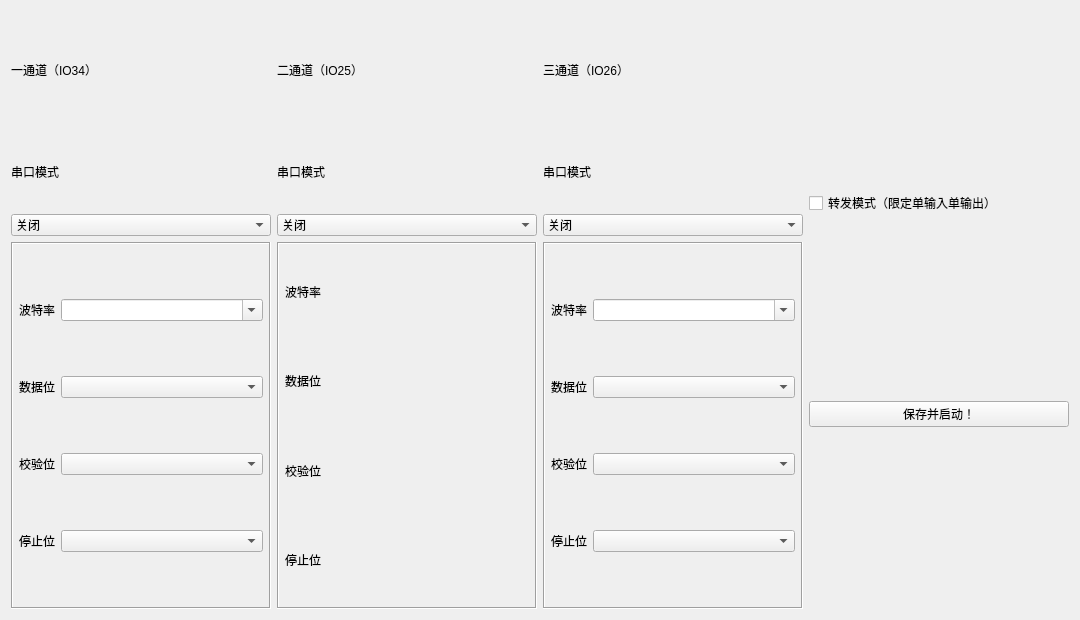
Above: components/TCPBridgeConfiguration/tcpbridgeconfiguration.ui from xutongxin1/WirelessMonitor before the change. Below: the same form after it.
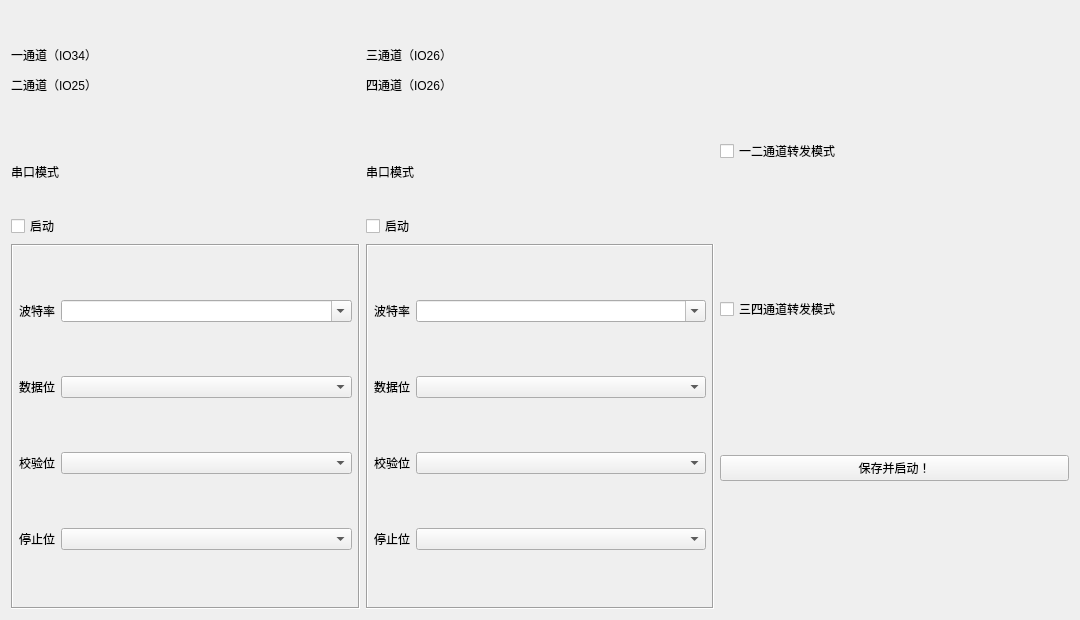
That is the form after the change. Custom widgets are drawn as their Qt base class.

Commit message: feat: 为4通道，双串口重写了tcp桥的界面，逻辑与配置文件

```diff
--- a/components/TCPBridgeConfiguration/tcpbridgeconfiguration.ui
+++ b/components/TCPBridgeConfiguration/tcpbridgeconfiguration.ui
@@ -13,18 +13,18 @@
   <property name="windowTitle">
    <string>TCPBridgeConfiguration</string>
   </property>
-  <layout class="QHBoxLayout" name="horizontalLayout" stretch="1,1,1,1">
+  <layout class="QHBoxLayout" name="horizontalLayout" stretch="1,1,1">
    <item>
     <layout class="QVBoxLayout" name="verticalLayout" stretch="1,4">
      <item>
       <widget class="QLabel" name="label">
        <property name="text">
-        <string>一通道（IO34）</string>
+        <string>&lt;html&gt;&lt;head/&gt;&lt;body&gt;&lt;p&gt;一通道（IO34）&lt;/p&gt;&lt;p&gt;二通道（IO25）&lt;/p&gt;&lt;/body&gt;&lt;/html&gt;</string>
        </property>
       </widget>
      </item>
      <item>
-      <layout class="QVBoxLayout" name="verticalLayout_4" stretch="1,2,5">
+      <layout class="QVBoxLayout" name="verticalLayout_4" stretch="1,0,5">
        <item>
         <widget class="QLabel" name="label_2">
          <property name="text">
@@ -33,25 +33,10 @@
         </widget>
        </item>
        <item>
-        <widget class="QComboBox" name="mode1">
-         <property name="styleSheet">
-          <string notr="true"/>
+        <widget class="QtMaterialCheckBox" name="enable12CheckBox">
+         <property name="text">
+          <string>启动</string>
          </property>
-         <item>
-          <property name="text">
-           <string>关闭</string>
-          </property>
-         </item>
-         <item>
-          <property name="text">
-           <string>接收信号</string>
-          </property>
-         </item>
-         <item>
-          <property name="text">
-           <string>独占接收</string>
-          </property>
-         </item>
         </widget>
        </item>
        <item>
@@ -156,41 +141,26 @@
    <item>
     <layout class="QVBoxLayout" name="verticalLayout_2" stretch="1,4">
      <item>
-      <widget class="QLabel" name="label_3">
+      <widget class="QLabel" name="label_5">
        <property name="text">
-        <string>二通道（IO25）</string>
+        <string>&lt;html&gt;&lt;head/&gt;&lt;body&gt;&lt;p&gt;三通道（IO26）&lt;/p&gt;&lt;p&gt;四通道（IO26）&lt;/p&gt;&lt;/body&gt;&lt;/html&gt;</string>
        </property>
       </widget>
      </item>
      <item>
-      <layout class="QVBoxLayout" name="verticalLayout_5" stretch="1,2,5">
+      <layout class="QVBoxLayout" name="verticalLayout_6" stretch="1,0,5">
        <item>
-        <widget class="QLabel" name="label_4">
+        <widget class="QLabel" name="label_6">
          <property name="text">
           <string>串口模式</string>
          </property>
         </widget>
        </item>
        <item>
-        <widget class="QComboBox" name="mode2">
-         <property name="styleSheet">
-          <string notr="true"/>
+        <widget class="QtMaterialCheckBox" name="enable34CheckBox">
+         <property name="text">
+          <string>启动</string>
          </property>
-         <item>
-          <property name="text">
-           <string>关闭</string>
-          </property>
-         </item>
-         <item>
-          <property name="text">
-           <string>跟随通道一发送信号</string>
-          </property>
-         </item>
-         <item>
-          <property name="text">
-           <string>跟随通道三接收信号</string>
-          </property>
-         </item>
         </widget>
        </item>
        <item>
@@ -201,7 +171,7 @@
          <property name="frameShadow">
           <enum>QFrame::Sunken</enum>
          </property>
-         <layout class="QGridLayout" name="gridLayout_4">
+         <layout class="QGridLayout" name="gridLayout_5">
           <property name="leftMargin">
            <number>6</number>
           </property>
@@ -214,20 +184,6 @@
           <property name="bottomMargin">
            <number>6</number>
           </property>
-          <item row="3" column="0">
-           <widget class="QLabel" name="labStopBit_2">
-            <property name="text">
-             <string>停止位</string>
-            </property>
-           </widget>
-          </item>
-          <item row="1" column="1">
-           <widget class="QLabel" name="DataBit2">
-            <property name="text">
-             <string/>
-            </property>
-           </widget>
-          </item>
           <item row="2" column="0">
            <widget class="QLabel" name="labParity_2">
             <property name="text">
@@ -236,16 +192,25 @@
            </widget>
           </item>
           <item row="2" column="1">
-           <widget class="QLabel" name="Parity2">
-            <property name="text">
-             <string/>
+           <widget class="QComboBox" name="Parity2">
+            <property name="sizePolicy">
+             <sizepolicy hsizetype="Preferred" vsizetype="Fixed">
+              <horstretch>1</horstretch>
+              <verstretch>0</verstretch>
+             </sizepolicy>
             </property>
            </widget>
           </item>
           <item row="0" column="1">
-           <widget class="QLabel" name="BaudRate2">
-            <property name="text">
-             <string/>
+           <widget class="QComboBox" name="BaudRate2">
+            <property name="sizePolicy">
+             <sizepolicy hsizetype="Preferred" vsizetype="Fixed">
+              <horstretch>1</horstretch>
+              <verstretch>0</verstretch>
+             </sizepolicy>
+            </property>
+            <property name="editable">
+             <bool>true</bool>
             </property>
            </widget>
           </item>
@@ -256,13 +221,6 @@
             </property>
            </widget>
           </item>
-          <item row="3" column="1">
-           <widget class="QLabel" name="StopBit2">
-            <property name="text">
-             <string/>
-            </property>
-           </widget>
-          </item>
           <item row="0" column="0">
            <widget class="QLabel" name="labBaudRate_2">
             <property name="text">
@@ -270,127 +228,15 @@
             </property>
            </widget>
           </item>
-         </layout>
-        </widget>
-       </item>
-      </layout>
-     </item>
-    </layout>
-   </item>
-   <item>
-    <layout class="QVBoxLayout" name="verticalLayout_3" stretch="1,4">
-     <item>
-      <widget class="QLabel" name="label_5">
-       <property name="text">
-        <string>三通道（IO26）</string>
-       </property>
-      </widget>
-     </item>
-     <item>
-      <layout class="QVBoxLayout" name="verticalLayout_6" stretch="1,2,5">
-       <item>
-        <widget class="QLabel" name="label_6">
-         <property name="text">
-          <string>串口模式</string>
-         </property>
-        </widget>
-       </item>
-       <item>
-        <widget class="QComboBox" name="mode3">
-         <property name="styleSheet">
-          <string notr="true"/>
-         </property>
-         <item>
-          <property name="text">
-           <string>关闭</string>
-          </property>
-         </item>
-         <item>
-          <property name="text">
-           <string>发送信号</string>
-          </property>
-         </item>
-         <item>
-          <property name="text">
-           <string>独占发送</string>
-          </property>
-         </item>
-        </widget>
-       </item>
-       <item>
-        <widget class="QFrame" name="frameTop_3">
-         <property name="frameShape">
-          <enum>QFrame::Box</enum>
-         </property>
-         <property name="frameShadow">
-          <enum>QFrame::Sunken</enum>
-         </property>
-         <layout class="QGridLayout" name="gridLayout_5">
-          <property name="leftMargin">
-           <number>6</number>
-          </property>
-          <property name="topMargin">
-           <number>6</number>
-          </property>
-          <property name="rightMargin">
-           <number>6</number>
-          </property>
-          <property name="bottomMargin">
-           <number>6</number>
-          </property>
-          <item row="2" column="0">
-           <widget class="QLabel" name="labParity_3">
-            <property name="text">
-             <string>校验位</string>
-            </property>
-           </widget>
-          </item>
-          <item row="2" column="1">
-           <widget class="QComboBox" name="Parity3">
-            <property name="sizePolicy">
-             <sizepolicy hsizetype="Preferred" vsizetype="Fixed">
-              <horstretch>1</horstretch>
-              <verstretch>0</verstretch>
-             </sizepolicy>
-            </property>
-           </widget>
-          </item>
-          <item row="0" column="1">
-           <widget class="QComboBox" name="BaudRate3">
-            <property name="sizePolicy">
-             <sizepolicy hsizetype="Preferred" vsizetype="Fixed">
-              <horstretch>1</horstretch>
-              <verstretch>0</verstretch>
-             </sizepolicy>
-            </property>
-            <property name="editable">
-             <bool>true</bool>
-            </property>
-           </widget>
-          </item>
-          <item row="1" column="0">
-           <widget class="QLabel" name="labDataBit_3">
-            <property name="text">
-             <string>数据位</string>
-            </property>
-           </widget>
-          </item>
-          <item row="0" column="0">
-           <widget class="QLabel" name="labBaudRate_3">
-            <property name="text">
-             <string>波特率</string>
-            </property>
-           </widget>
-          </item>
           <item row="3" column="0">
-           <widget class="QLabel" name="labStopBit_3">
+           <widget class="QLabel" name="labStopBit_2">
             <property name="text">
              <string>停止位</string>
             </property>
            </widget>
           </item>
           <item row="3" column="1">
-           <widget class="QComboBox" name="StopBit3">
+           <widget class="QComboBox" name="StopBit2">
             <property name="sizePolicy">
              <sizepolicy hsizetype="Preferred" vsizetype="Fixed">
               <horstretch>1</horstretch>
@@ -400,7 +246,7 @@
            </widget>
           </item>
           <item row="1" column="1">
-           <widget class="QComboBox" name="DataBit3">
+           <widget class="QComboBox" name="DataBit2">
             <property name="sizePolicy">
              <sizepolicy hsizetype="Preferred" vsizetype="Fixed">
               <horstretch>1</horstretch>
@@ -417,14 +263,21 @@
     </layout>
    </item>
    <item>
-    <layout class="QVBoxLayout" name="verticalLayout_7" stretch="1,3">
+    <layout class="QVBoxLayout" name="verticalLayout_7" stretch="1,0,3">
      <property name="sizeConstraint">
       <enum>QLayout::SetFixedSize</enum>
      </property>
      <item>
       <widget class="QtMaterialCheckBox" name="transmit">
        <property name="text">
-        <string>转发模式（限定单输入单输出）</string>
+        <string>一二通道转发模式</string>
+       </property>
+      </widget>
+     </item>
+     <item>
+      <widget class="QtMaterialCheckBox" name="transmit34">
+       <property name="text">
+        <string>三四通道转发模式</string>
        </property>
       </widget>
      </item>
```
Left out of the diff: 2 changed lines with no effect on the pictures. The commit also changes 10 other files.
